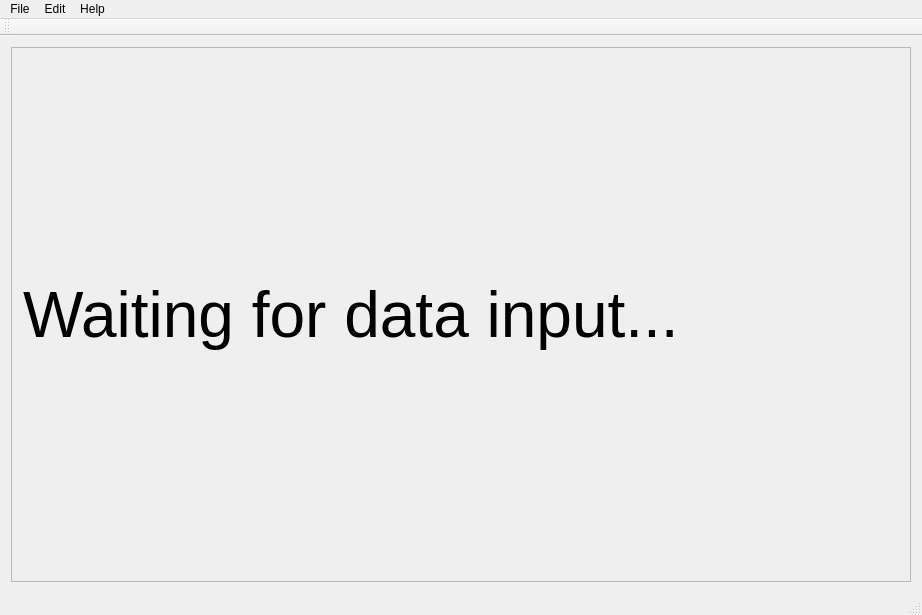
First picture: the form in mainwindow.ui, repository vtyulb/BSA-Analytics, before the edit.
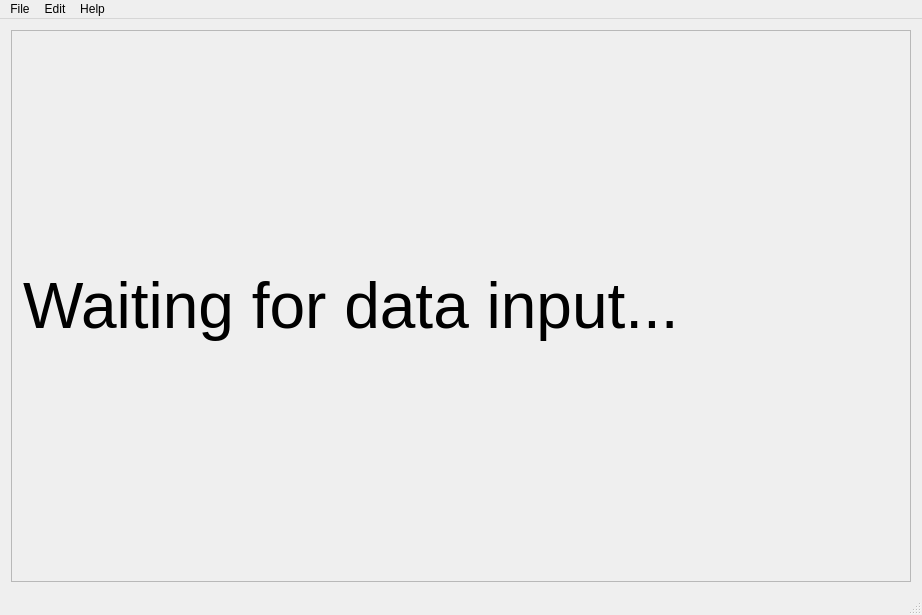
Second picture: the form after the edit.

The edit to the form file:
```diff
--- a/mainwindow.ui
+++ b/mainwindow.ui
@@ -77,14 +77,6 @@
    <addaction name="menuEdit"/>
    <addaction name="menuHelp"/>
   </widget>
-  <widget class="QToolBar" name="mainToolBar">
-   <attribute name="toolBarArea">
-    <enum>TopToolBarArea</enum>
-   </attribute>
-   <attribute name="toolBarBreak">
-    <bool>false</bool>
-   </attribute>
-  </widget>
   <widget class="QStatusBar" name="statusBar"/>
   <action name="actionOpen">
    <property name="text">
```
Left out of the diff: 2 changed lines with no effect on the pictures.
